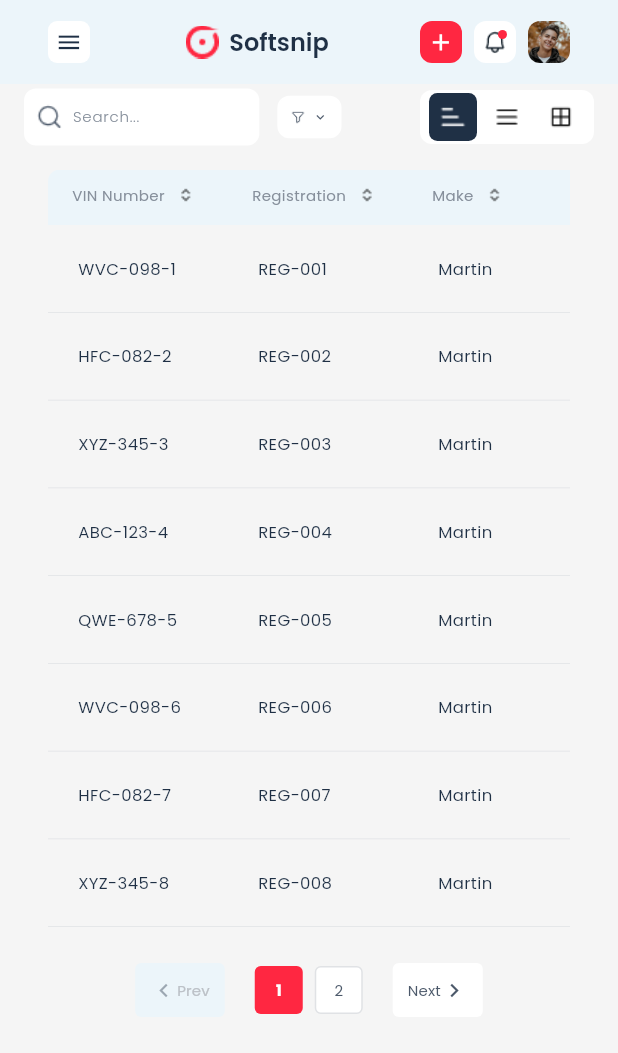
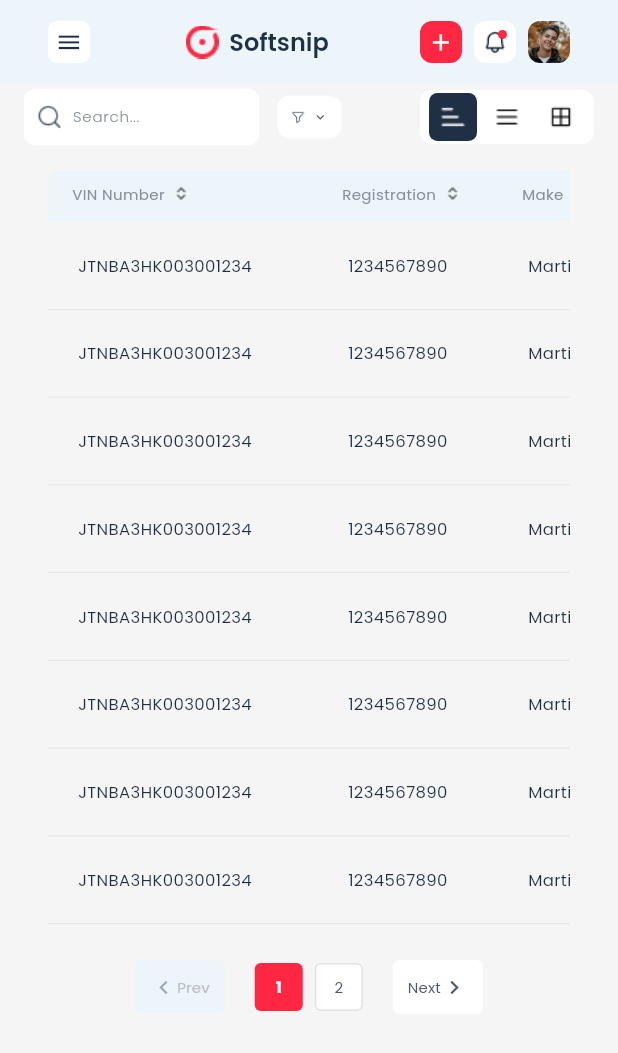
Before and after one commit to huzaifa-huzzi/Car_Rental_Project, a Flutter app: the screen it shows after launch, on a phone screen of 412 x 824 dp. Shown: the top 1053 px of the screen. Run offline on Flutter 3.47's test engine with Material 3 defaults, Android fonts, the light colour scheme and no system bars; our stand-ins replace dotted_border, file_picker, get, go_router, google_fonts, url_strategy.

Commit message:
Some of the changes Done

```diff
--- a/lib/Car Inventory/Car Details/Widget/CarDetailWidget.dart
+++ b/lib/Car Inventory/Car Details/Widget/CarDetailWidget.dart
@@ -31,12 +31,12 @@ class _CarDetailBodyWidgetState extends State<CarDetailBodyWidget> {
   final List<Map<String, dynamic>> specifications = const [
     {
       'title': 'Vin Number',
-      'value': '123-456',
+      'value': 'JTNBA3HK003001234',
       'icon': IconString.vinNumberIcon
     },
     {
       'title': 'Registration',
-      'value': '1HFC-052',
+      'value': '1234567890',
       'icon': IconString.registrationIcon
     },
     {
@@ -661,10 +661,10 @@ class _CarDetailBodyWidgetState extends State<CarDetailBodyWidget> {
               spacing: gap,
               runSpacing: 12.0,
               children: [
-                _buildSizedBoxTile(itemWidth, context, "Registration", "1HFC-052", isMobile, tab),
+                _buildSizedBoxTile(itemWidth, context, "Registration", "1234567890", isMobile, tab),
                 _buildSizedBoxTile(itemWidth, context, "Tax Token", "Uploaded", isMobile, tab),
                 _buildSizedBoxTile(itemWidth, context, "Incoherence Paper", "Uploaded", isMobile, tab),
-                _buildSizedBoxTile(itemWidth, context, "Vin Number", "123-45", isMobile, tab),
+                _buildSizedBoxTile(itemWidth, context, "Vin Number", "JTNBA3HK003001234", isMobile, tab),
               ],
             );
           },
@@ -673,6 +673,7 @@ class _CarDetailBodyWidgetState extends State<CarDetailBodyWidget> {
     );
   }
 
+   // Box Tile
   Widget _buildSizedBoxTile(double width, BuildContext context, String title, String status, bool isMobile, bool tab) {
     return SizedBox(
       width: width,
--- a/lib/Car Inventory/Car Directory/CarInventoryController.dart
+++ b/lib/Car Inventory/Car Directory/CarInventoryController.dart
@@ -75,7 +75,6 @@ class CarInventoryController extends GetxController {
     if (page >= 1 && page <= totalPages) currentPage.value = page;
   }
 
-  /// Set a new page size from dropdown
   void setPageSize(int newSize) {
     pageSize.value = newSize;
     currentPage.value = 1;
@@ -89,7 +88,6 @@ class CarInventoryController extends GetxController {
     isFilterOpen.value = !isFilterOpen.value;
   }
 
-  // DUMMY DATA SETUP
   final _random = Random();
 
   String _getRandomStatus() {
@@ -106,11 +104,9 @@ class CarInventoryController extends GetxController {
     List<String> models = ["Martin", "X7", "A4", "Focus", "Civic"];
     List<String> transmissions = ["Auto", "Manual"];
     List<String> years = ["2023", "2022", "2020", "2018", "2017"];
-    List<String> chassis = ["WVC-098", "HFC-082", "XYZ-345", "ABC-123", "QWE-678"];
 
     carList.value = List.generate(10, (i) {
       int index = i % brands.length;
-
       int transIndex = i % transmissions.length;
 
       String getStatus(int i) {
@@ -120,8 +116,8 @@ class CarInventoryController extends GetxController {
       }
 
       return {
-        "vin": "${chassis[index]}-${i + 1}",
-        "reg": "REG-00${i + 1}",
+        "vin": "JTNBA3HK003001234",
+        "reg": "1234567890",
         "brand": brands[index],
         "make": "Martin",
         "model": models[index],
--- a/lib/Car Inventory/Car Directory/GridViewScreen/GridViewScreen.dart
+++ b/lib/Car Inventory/Car Directory/GridViewScreen/GridViewScreen.dart
@@ -14,7 +14,7 @@ final List<Map<String, String>> dummyCarData = [
     'capacity': '2',
     'price': '120 /Weekly',
     'status': 'Available',
-    'regId': 'NFC-053',
+    'regId': '1234567890',
     'fuelType': 'Petrol',
   },
   {
@@ -25,7 +25,7 @@ final List<Map<String, String>> dummyCarData = [
     'capacity': '4',
     'price': '120 /Weekly',
     'status': 'Available',
-    'regId': 'NFC-054',
+    'regId': '1234567890',
     'fuelType': 'Petrol',
   },
   {
@@ -36,7 +36,7 @@ final List<Map<String, String>> dummyCarData = [
     'capacity': '6',
     'price': '120 /Weekly',
     'status': 'Maintenance',
-    'regId': 'NFC-055',
+    'regId': '1234567890',
     'fuelType': 'Petrol',
   },
   {
@@ -47,7 +47,7 @@ final List<Map<String, String>> dummyCarData = [
     'capacity': '4',
     'price': '120 /Weekly',
     'status': 'Available',
-    'regId': 'NFC-052',
+    'regId': '1234567890',
     'fuelType': 'Petrol',
   },
   {
@@ -58,7 +58,7 @@ final List<Map<String, String>> dummyCarData = [
     'capacity': '6',
     'price': '120 /Weekly',
     'status': 'Maintenance',
-    'regId': 'NFC-052',
+    'regId': '1234567890',
     'fuelType': 'Petrol',
   },
   {
@@ -69,7 +69,7 @@ final List<Map<String, String>> dummyCarData = [
     'capacity': '2',
     'price': '120 /Weekly',
     'status': 'Available',
-    'regId': 'NFC-052',
+    'regId': '1234567890',
     'fuelType': 'Petrol',
   },
 ];
@@ -91,7 +91,7 @@ class GridViewScreen extends StatelessWidget {
         status: car['status']!,
         regId: car['regId']!,
         fuelType: car['fuelType']!,
-        regId2: '123-45',
+        regId2: 'JTNBA3HK003001234',
       );
     }).toList();
   }
--- a/lib/Car Inventory/Car Directory/ListViewScreen/ListViewScreen.dart
+++ b/lib/Car Inventory/Car Directory/ListViewScreen/ListViewScreen.dart
@@ -40,8 +40,8 @@ class ListViewScreen extends StatelessWidget {
               capacity: "2 seats",
               price: "\$130 / weekly",
               status: "Available",
-              regId: "HPC-982",
-              regId2: "123-567",
+              regId: "1234567890",
+              regId2: "JTNBA3HK003001234",
               onView: () {
                 context.push('/cardetails', extra: {"hideMobileAppBar": true});
               },
@@ -73,8 +73,8 @@ class ListViewScreen extends StatelessWidget {
                 capacity: "2 seats",
                 price: "\$130 / weekly",
                 status: "Maintenance",
-                regId: "HPC-982",
-                regId2: "123-567",
+                regId: "1234567890",
+                regId2: "JTNBA3HK003001234",
                 onView: () {
                   context.push('/cardetails', extra: {"hideMobileAppBar": true});
                 },
@@ -105,9 +105,9 @@ class ListViewScreen extends StatelessWidget {
               transmission: "Automatic",
               capacity: "2 seats",
               price: "\$130/weekly",
-              regId2: "123-567",
+              regId2: "JTNBA3HK003001234",
               status: "Available",
-              regId: "HPC-982",
+              regId: "1234567890",
               onView: () {
                 context.push('/cardetails', extra: {"hideMobileAppBar": true});
               },
@@ -138,9 +138,9 @@ class ListViewScreen extends StatelessWidget {
               transmission: "Automatic",
               capacity: "2 seats",
               price: "\$130 / weekly",
-              regId2: "123-567",
+              regId2: "JTNBA3HK003001234",
               status: "unavailable",
-              regId: "HPC-982",
+              regId: "1234567890",
               onView: () {
                 context.push('/editCar', extra: {"hideMobileAppBar": true});
               },
--- a/lib/Car Inventory/Car Directory/TableViewScreen/Widgets/CardListTableWidget.dart
+++ b/lib/Car Inventory/Car Directory/TableViewScreen/Widgets/CardListTableWidget.dart
@@ -8,11 +8,13 @@ import 'package:get/get.dart';
 import 'package:car_rental_project/Resources/AppSizes.dart';
 import 'package:go_router/go_router.dart';
 
+
 class CarListTableWidget extends StatelessWidget {
   CarListTableWidget({super.key});
 
   final controller = Get.put(CarInventoryController());
 
+  final double vinColumnWidth = 180.0;
   final double columnWidth = 120.0;
   final double actionColumnWidth = 100.0;
 
@@ -25,6 +27,7 @@ class CarListTableWidget extends StatelessWidget {
         margin: EdgeInsets.all(tablePadding),
         child: SingleChildScrollView(
           scrollDirection: Axis.horizontal,
+          physics: const BouncingScrollPhysics(),
           child: Column(
             crossAxisAlignment: CrossAxisAlignment.start,
             children: [
@@ -39,7 +42,7 @@ class CarListTableWidget extends StatelessWidget {
                 ),
                 child: Row(
                   children: [
-                    _headerCell("VIN Number", context),
+                    _headerCell("VIN Number", context, customWidth: vinColumnWidth),
                     _headerCell("Registration", context),
                     _headerCell("Make", context),
                     _headerCell("Model", context),
@@ -56,8 +59,7 @@ class CarListTableWidget extends StatelessWidget {
                 ),
               ),
 
-              /// ---------- TABLE BODY ----------///
-
+              /// ---------- TABLE BODY ----------
               Column(
                 children: controller.displayedCarList.asMap().entries.map((entry) {
                   int rowIndex = entry.key;
@@ -67,9 +69,11 @@ class CarListTableWidget extends StatelessWidget {
                     bool isHovered = controller.hoveredRowIndex.value == rowIndex;
                     final bool enableHover = !AppSizes.isMobile(context);
 
-
-
-                    Widget rowContent = Container(
+                    return MouseRegion(
+                      onEnter: (_) => controller.hoveredRowIndex.value = rowIndex,
+                      onExit: (_) => controller.hoveredRowIndex.value = -1,
+                      cursor: SystemMouseCursors.click,
+                      child: Container(
                         decoration: BoxDecoration(
                           color: (enableHover && isHovered) ? Colors.white : Colors.transparent,
                           border: Border(
@@ -79,7 +83,7 @@ class CarListTableWidget extends StatelessWidget {
                         padding: EdgeInsets.only(left: tablePadding, top: 12, bottom: 12),
                         child: Row(
                           children: [
-                          _dataCell(car["vin"] ?? "N/A", context),
+                            _dataCell(car["vin"] ?? "N/A", context, customWidth: vinColumnWidth),
                             _dataCell(car["reg"] ?? "N/A", context),
                             _dataCell(car["make"] ?? "N/A", context),
                             _dataCell(car["model"] ?? "N/A", context),
@@ -107,18 +111,8 @@ class CarListTableWidget extends StatelessWidget {
                             ),
                           ],
                         ),
+                      ),
                     );
-
-                    if (enableHover) {
-                      return MouseRegion(
-                        onEnter: (_) => controller.hoveredRowIndex.value = rowIndex,
-                        onExit: (_) => controller.hoveredRowIndex.value = -1,
-                        cursor: SystemMouseCursors.click,
-                        child: rowContent,
-                      );
-                    } else {
-                      return rowContent;
-                    }
                   });
                 }).toList(),
               )
@@ -131,24 +125,28 @@ class CarListTableWidget extends StatelessWidget {
 
   /// --------- Extra Widgets ---------///
 
-  // HEADER CELL Widget
-  Widget _headerCell(String title, BuildContext context,
-      {bool isAction = false}) {
+
+   // header Cell Widget
+  Widget _headerCell(String title, BuildContext context, {bool isAction = false, double? customWidth}) {
     return SizedBox(
-      width: isAction ? actionColumnWidth : columnWidth,
+      width: isAction ? actionColumnWidth : (customWidth ?? columnWidth),
       child: Row(
-        mainAxisAlignment: isAction
-            ? MainAxisAlignment.center
-            : MainAxisAlignment.start,
+        mainAxisAlignment: isAction ? MainAxisAlignment.center : MainAxisAlignment.start,
         children: [
           if (isAction) const Spacer(),
-          Text(title, style: TTextTheme.smallXX(context)),
-          const SizedBox(width: 6),
+          Flexible(
+            child: Text(
+              title,
+              style: TTextTheme.smallXX(context),
+              maxLines: 1,
+            ),
+          ),
+          const SizedBox(width: 4),
           Image.asset(
             IconString.sortIcon,
             color: AppColors.blackColor,
-            height: 16,
-            width: 16,
+            height: 14,
+            width: 14,
           ),
           if (isAction) const Spacer(),
         ],
@@ -156,16 +154,17 @@ class CarListTableWidget extends StatelessWidget {
     );
   }
 
-  // DATA CELL Widget
-  Widget _dataCell(String text, BuildContext context) {
+  // data cell Widget
+  Widget _dataCell(String text, BuildContext context, {double? customWidth}) {
     return SizedBox(
-      width: columnWidth,
+      width: customWidth ?? columnWidth,
       child: Padding(
         padding: const EdgeInsets.symmetric(horizontal: 4.0),
         child: Text(
           text,
           style: TTextTheme.pOne(context),
-          overflow: TextOverflow.ellipsis,
+          softWrap: false,
+          overflow: TextOverflow.visible,
         ),
       ),
     );
--- a/lib/Customers/ReusableWidgetOfCustomers/PaginationBarOfCustomers.dart
+++ b/lib/Customers/ReusableWidgetOfCustomers/PaginationBarOfCustomers.dart
@@ -1,4 +1,5 @@
 import 'package:car_rental_project/Car%20Inventory/Car%20Directory/CarInventoryController.dart';
+import 'package:car_rental_project/Customers/CustomersController.dart';
 import 'package:car_rental_project/Resources/Colors.dart';
 import 'package:car_rental_project/Resources/TextTheme.dart';
 import 'package:flutter/material.dart';
@@ -8,7 +9,7 @@ class PaginationBarOfCustomers extends StatelessWidget {
   final bool isMobile;
   final double tablePadding;
 
-  final CarInventoryController controller = Get.find<CarInventoryController>();
+  final CustomerController controller = Get.put(CustomerController());
 
 
   PaginationBarOfCustomers({super.key, required this.isMobile, required this.tablePadding});
```
Also changed, not shown: lib/Car Inventory/Car Directory/ListViewScreen/Widgets/CarListItemWidget.dart (+60 -53 lines), lib/Customers/CustomersController.dart (+39 -0 lines). Lines whose indentation alone changed are shown as unchanged.
